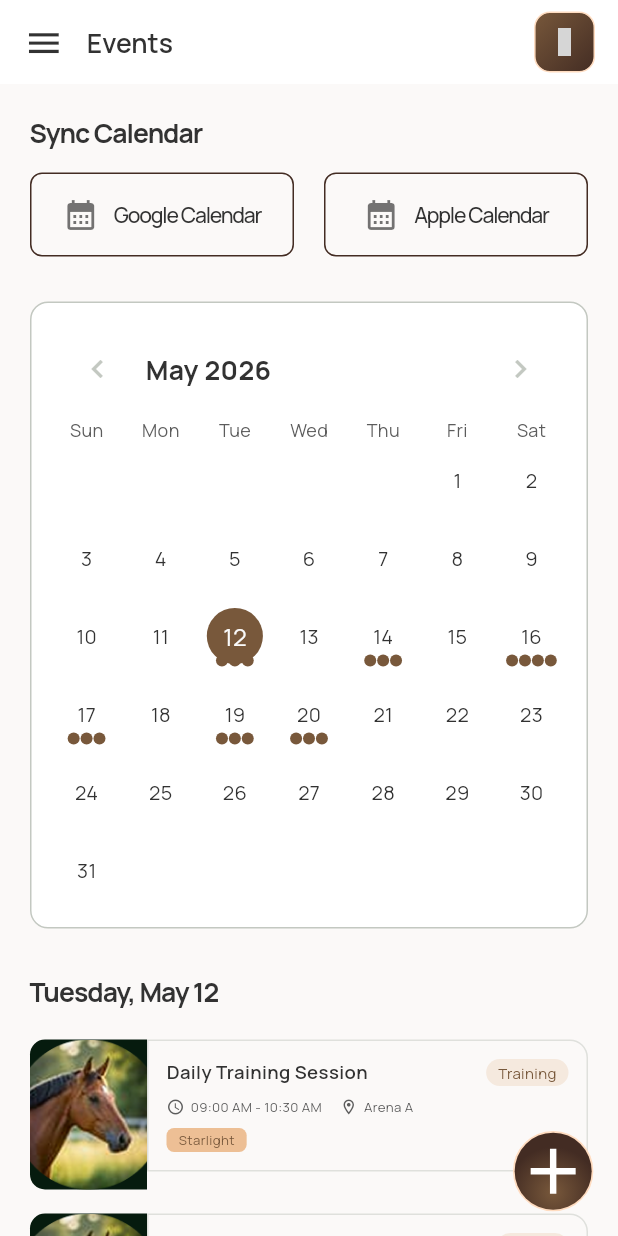
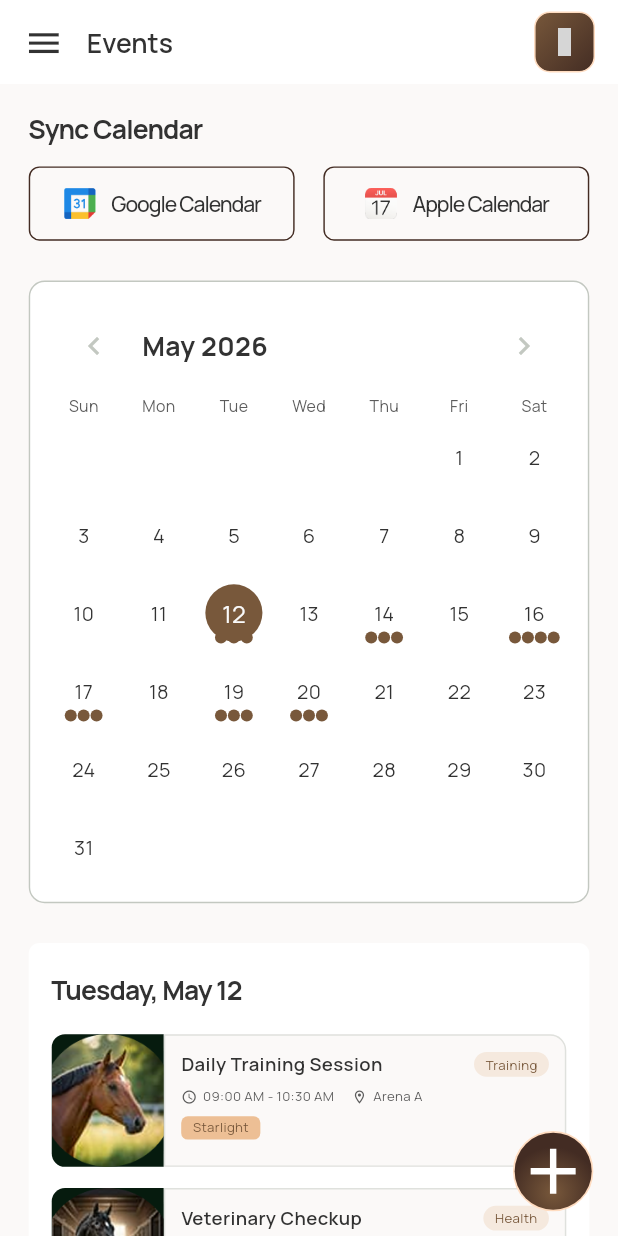
Before and after one commit to waleed-tafsol/stride_sync, a Flutter app: the EventPage screen opened directly, on a phone screen of 412 x 824 dp. Run offline on Flutter 3.47's test engine with Material 3 defaults, Android fonts, the phone set to English and light mode, and no system bars; drawn by our look-alikes of flutter_easyloading, table_calendar; our stand-ins replace dropdown_button2, flutter_screenutil, flutter_secure_storage, flutter_svg, get_it, google_fonts and 1 more; missing offline and left inert: tabler_icons_plus; accounts and stored records are empty; grey boxes are pictures that could not be loaded.

Commit message:
feat: Enhance Event page UI and implement responsive scaling
- Integrated responsive sizing for text, padding, margins, and border radii using ScreenUtil extensions.
- Updated calendar sync buttons to use local assets instead of network URLs.
- Refactored the selected day's event list into a separate styled container for better visual hierarchy.
- Modified `_buildEventItem` to support dynamic horse images based on the specific event data.
- Added new asset constants for Google and iOS calendar icons.
- Updated color styling to use the modern `withValues` API for opacity.
- Improved `TableCalendar` and event item layouts for better consistency and alignment.

```diff
--- a/lib/constant/assets.dart
+++ b/lib/constant/assets.dart
@@ -4,6 +4,7 @@ abstract final class SvgAssets {
   static const String floatingBtn = '$_assets/floating.svg';
   static const String flower = '$_assets/flower.svg';
   static const String footPrint = '$_assets/foot_print.svg';
+
 }
 
 class DummyAssets {
@@ -12,7 +13,8 @@ class DummyAssets {
   static const String horse = '$_assets/horse.png';
   static const String horse1 = '$_assets/horse1.png';
   static const String horse2 = '$_assets/horse2.png';
-
+  static const String googleCalendar = '$_assets/google_calendar.png';
+  static const String iosCalendar = '$_assets/IOSCalendar.png';
   static const String horseProfile = '$_assets/horse_profile.png';
   static const String horseDetail = '$_assets/horse_detail.png';
 }
--- a/lib/ui/pages/event_page.dart
+++ b/lib/ui/pages/event_page.dart
@@ -246,40 +246,40 @@ class _EventPageState extends State<EventPage> {
       ),
       body: SafeArea(
         child: SingleChildScrollView(
-          padding: const EdgeInsets.symmetric(horizontal: 20, vertical: 20),
+          padding: EdgeInsets.symmetric(horizontal: 20.w, vertical: 20.h),
           child: Column(
             crossAxisAlignment: CrossAxisAlignment.start,
             children: [
               Text(
                 'Sync Calendar',
-                style: AppFonts.black20w700.copyWith(letterSpacing: -0.64),
+                style: AppFonts.black20w700.copyWith(letterSpacing: -0.64.sp),
               ),
-              const SizedBox(height: 15),
+              SizedBox(height: 15.h),
               Row(
                 children: [
                   Expanded(
                     child: _buildSyncButton(
                       'Google Calendar',
-                      'https://upload.wikimedia.org/wikipedia/commons/thumb/a/a5/Google_Calendar_icon_%282020%29.svg/1024px-Google_Calendar_icon_%282020%29.svg.png',
+                      DummyAssets.googleCalendar,
                     ),
                   ),
-                  const SizedBox(width: 20),
+                  SizedBox(width: 20.w),
                   Expanded(
                     child: _buildSyncButton(
                       'Apple Calendar',
-                      'https://upload.wikimedia.org/wikipedia/commons/thumb/d/df/Apple_Calendar_icon.svg/1024px-Apple_Calendar_icon.svg.png',
+                      DummyAssets.iosCalendar,
                     ),
                   ),
                 ],
               ),
-              const SizedBox(height: 30),
+              SizedBox(height: 30.h),
               Container(
                 decoration: BoxDecoration(
                   color: AppColors.white,
-                  borderRadius: BorderRadius.circular(12),
-                  border: Border.all(color: AppColors.borderColor, width: 1),
+                  borderRadius: BorderRadius.circular(12.r),
+                  border: Border.all(color: AppColors.borderColor, width: 1.w),
                 ),
-                padding: const EdgeInsets.all(12),
+                padding: EdgeInsets.all(12.r),
                 child: TableCalendar(
                   firstDay: DateTime.utc(2020, 1, 1),
                   lastDay: DateTime.utc(2030, 12, 31),
@@ -293,7 +293,7 @@ class _EventPageState extends State<EventPage> {
                   },
                   eventLoader: _getEventsForDay,
                   calendarStyle: CalendarStyle(
-                    todayDecoration: BoxDecoration(
+                    todayDecoration: const BoxDecoration(
                       color: AppColors.lightBrown2,
                       shape: BoxShape.circle,
                     ),
@@ -307,65 +307,97 @@ class _EventPageState extends State<EventPage> {
                       shape: BoxShape.circle,
                     ),
                     outsideDaysVisible: false,
-                    defaultTextStyle: const TextStyle(fontFamily: AppFonts.fontFamily),
-                    weekendTextStyle: const TextStyle(fontFamily: AppFonts.fontFamily),
+                    defaultTextStyle: const TextStyle(
+                      fontFamily: AppFonts.fontFamily,
+                    ),
+                    weekendTextStyle: const TextStyle(
+                      fontFamily: AppFonts.fontFamily,
+                    ),
                   ),
                   headerStyle: HeaderStyle(
                     formatButtonVisible: false,
                     titleCentered: false,
                     titleTextStyle: AppFonts.black20w700,
-                    leftChevronIcon: const Icon(Icons.chevron_left, color: AppColors.borderColor),
-                    rightChevronIcon: const Icon(Icons.chevron_right, color: AppColors.borderColor),
+                    leftChevronIcon: const Icon(
+                      Icons.chevron_left,
+                      color: AppColors.borderColor,
+                    ),
+                    rightChevronIcon: const Icon(
+                      Icons.chevron_right,
+                      color: AppColors.borderColor,
+                    ),
                   ),
                   daysOfWeekStyle: DaysOfWeekStyle(
-                    weekdayStyle: AppFonts.grey16w400.copyWith(fontSize: 12),
-                    weekendStyle: AppFonts.grey16w400.copyWith(fontSize: 12),
+                    weekdayStyle: AppFonts.grey16w400.copyWith(fontSize: 12.sp),
+                    weekendStyle: AppFonts.grey16w400.copyWith(fontSize: 12.sp),
                   ),
                 ),
               ),
-              const SizedBox(height: 30),
+              SizedBox(height: 30.h),
+
+
+        Container(
+          padding: EdgeInsets.symmetric(horizontal: 16.w, vertical: 20.w),
+          decoration: BoxDecoration(
+            color: AppColors.white,
+            borderRadius: BorderRadius.circular(8.r)
+          ),
+          child: Column(
+            crossAxisAlignment: .start,
+            children: [
               Text(
                 _selectedDay != null
                     ? DateFormat('EEEE, MMM d').format(_selectedDay!)
                     : 'Select a date',
-                style: AppFonts.black20w700.copyWith(letterSpacing: -0.64),
+                style: AppFonts.black20w700.copyWith(letterSpacing: -0.64.sp),
               ),
-              const SizedBox(height: 20),
-              ..._getEventsForDay(_selectedDay ?? _focusedDay).map((event) => _buildEventItem(event)).toList(),
-              const SizedBox(height: 80), // Space for FAB
+              SizedBox(height: 20.h),
+              ..._getEventsForDay(
+                _selectedDay ?? _focusedDay,
+              ).map((event) => _buildEventItem(event)),
+            ],
+          ),
+        ),
+              SizedBox(height: 40.h),
             ],
           ),
         ),
       ),
       floatingActionButton: GestureDetector(
-          onTap: (){
-            Navigator.pushNamed(context, AddEventScreen.routeName);
-          },
-          child: SvgPicture.asset(SvgAssets.floatingBtn)),
+        onTap: () {
+          Navigator.pushNamed(context, AddEventScreen.routeName);
+        },
+        child: SvgPicture.asset(SvgAssets.floatingBtn),
+      ),
     );
   }
 
   Widget _buildSyncButton(String title, String imageUrl) {
     return Container(
-      height: 56,
-      padding: const EdgeInsets.symmetric(horizontal: 16, vertical: 12),
+      height: 56.h,
+      padding: EdgeInsets.symmetric(horizontal: 16.w, vertical: 12.h),
       decoration: BoxDecoration(
         color: AppColors.fillColor,
-        borderRadius: BorderRadius.circular(8),
-        border: Border.all(color: AppColors.textFeildBorder, width: 1),
+        borderRadius: BorderRadius.circular(8.r),
+        border: Border.all(color: AppColors.textFeildBorder, width: 1.w),
       ),
       child: Row(
         mainAxisAlignment: MainAxisAlignment.center,
         children: [
-          Image.network(imageUrl, width: 24, height: 24, errorBuilder: (c, e, s) => const Icon(Icons.calendar_month, size: 24)),
-          const SizedBox(width: 10),
+          Image.asset(
+            imageUrl,
+            width: 24.w,
+            height: 24.h,
+            errorBuilder: (c, e, s) => Icon(Icons.calendar_month, size: 24.sp),
+          ),
+          SizedBox(width: 10.w),
           Flexible(
             child: Text(
               title,
               textAlign: TextAlign.center,
               style: AppFonts.black16w400.copyWith(
                 fontWeight: FontWeight.w500,
-                letterSpacing: -0.80,
+                letterSpacing: -0.80.sp,
               ),
             ),
           ),
@@ -376,43 +408,50 @@ class _EventPageState extends State<EventPage> {
 
   Widget _buildEventItem(Event event) {
     return Container(
-      margin: const EdgeInsets.only(bottom: 16),
+      margin: EdgeInsets.only(bottom: 16.h),
       child: Row(
         crossAxisAlignment: CrossAxisAlignment.start,
         children: [
           // Event Image/Time Block
           Container(
-            width: 78,
-            height: 100,
-            decoration: const BoxDecoration(
+            width: 78.w,
+            height: 100.h,
+            decoration: BoxDecoration(
               color: AppColors.black,
               borderRadius: BorderRadius.only(
-                topLeft: Radius.circular(10),
-                bottomLeft: Radius.circular(10),
+                topLeft: Radius.circular(10.r),
+                bottomLeft: Radius.circular(10.r),
               ),
             ),
             child: ClipRRect(
-              borderRadius: const BorderRadius.only(
-                topLeft: Radius.circular(10),
-                bottomLeft: Radius.circular(10),
+              borderRadius: BorderRadius.only(
+                topLeft: Radius.circular(10.r),
+                bottomLeft: Radius.circular(10.r),
               ),
               child: Image.asset(
-               DummyAssets.horse,
+              event.horseImg,
                 fit: BoxFit.cover,
-                errorBuilder: (c, e, s) => const Center(child: Icon(Icons.event, color: AppColors.white)),
+                height: 100.h,
+                errorBuilder: (c, e, s) => Center(
+                  child: Icon(Icons.event, color: AppColors.white, size: 24.sp),
+                ),
               ),
             ),
           ),
           // Event Details
           Expanded(
             child: Container(
-              padding: const EdgeInsets.all(12),
+              padding: EdgeInsets.all(12.r),
+              height: 100.h,
               decoration: BoxDecoration(
                 color: AppColors.fillColor,
-                border: Border.all(color: AppColors.borderColor.withOpacity(0.5)),
-                borderRadius: const BorderRadius.only(
-                  topRight: Radius.circular(12),
-                  bottomRight: Radius.circular(12),
+                border: Border.all(
+                  color: AppColors.borderColor.withValues(alpha: 0.5),
+                  width: 1.w,
+                ),
+                borderRadius: BorderRadius.only(
+                  topRight: Radius.circular(12.r),
+                  bottomRight: Radius.circular(12.r),
                 ),
               ),
               child: Column(
@@ -424,20 +463,25 @@ class _EventPageState extends State<EventPage> {
                       Expanded(
                         child: Text(
                           event.title,
-                          style: AppFonts.black14w400.copyWith(fontWeight: FontWeight.w600),
+                          style: AppFonts.black14w400.copyWith(
+                            fontWeight: FontWeight.w600,
+                          ),
                         ),
                       ),
                       Container(
-                        padding: const EdgeInsets.symmetric(horizontal: 8, vertical: 2),
+                        padding: EdgeInsets.symmetric(
+                          horizontal: 8.w,
+                          vertical: 2.h,
+                        ),
                         decoration: BoxDecoration(
                           color: event.typeColor,
-                          borderRadius: BorderRadius.circular(50),
+                          borderRadius: BorderRadius.circular(50.r),
                         ),
                         child: Text(
                           event.type,
                           style: TextStyle(
                             color: event.textColor,
-                            fontSize: 10,
+                            fontSize: 10.sp,
                             fontFamily: AppFonts.fontFamily,
                             fontWeight: FontWeight.w400,
                           ),
@@ -445,35 +489,37 @@ class _EventPageState extends State<EventPage> {
                       ),
                     ],
                   ),
-                  const SizedBox(height: 8),
+                  SizedBox(height: 8.h),
                   Row(
                     children: [
-                      const Icon(Icons.access_time, size: 12, color: AppColors.textGrey),
-                      const SizedBox(width: 4),
-                      Text(
-                        event.time,
-                        style: AppFonts.grey10w400,
+                      Icon(
+                        Icons.access_time,
+                        size: 12.sp,
+                        color: AppColors.textGrey,
                       ),
-                      const SizedBox(width: 12),
-                      const Icon(Icons.location_on_outlined, size: 12, color: AppColors.textGrey),
-                      const SizedBox(width: 4),
-                      Text(
-                        event.location,
-                        style: AppFonts.grey10w400,
+                      SizedBox(width: 4.w),
+                      Text(event.time, style: AppFonts.grey10w400),
+                      SizedBox(width: 12.w),
+                      Icon(
+                        Icons.location_on_outlined,
+                        size: 12.sp,
+                        color: AppColors.textGrey,
                       ),
+                      SizedBox(width: 4.w),
+                      Text(event.location, style: AppFonts.grey10w400),
                     ],
                   ),
-                  const SizedBox(height: 8),
+                  SizedBox(height: 8.h),
                   Container(
-                    padding: const EdgeInsets.symmetric(horizontal: 8, vertical: 2),
+                    padding: EdgeInsets.symmetric(
+                      horizontal: 8.w,
+                      vertical: 2.h,
+                    ),
                     decoration: BoxDecoration(
                       color: AppColors.brown,
-                      borderRadius: BorderRadius.circular(5),
+                      borderRadius: BorderRadius.circular(5.r),
                     ),
-                    child: Text(
-                      event.horseName,
-                      style: AppFonts.brown10w400,
-                    ),
+                    child: Text(event.horseName, style: AppFonts.brown10w400),
                   ),
                 ],
               ),
```
Also changed, not shown: assets/dummy/IOSCalendar.png (added), assets/dummy/google_calendar.png (added).
